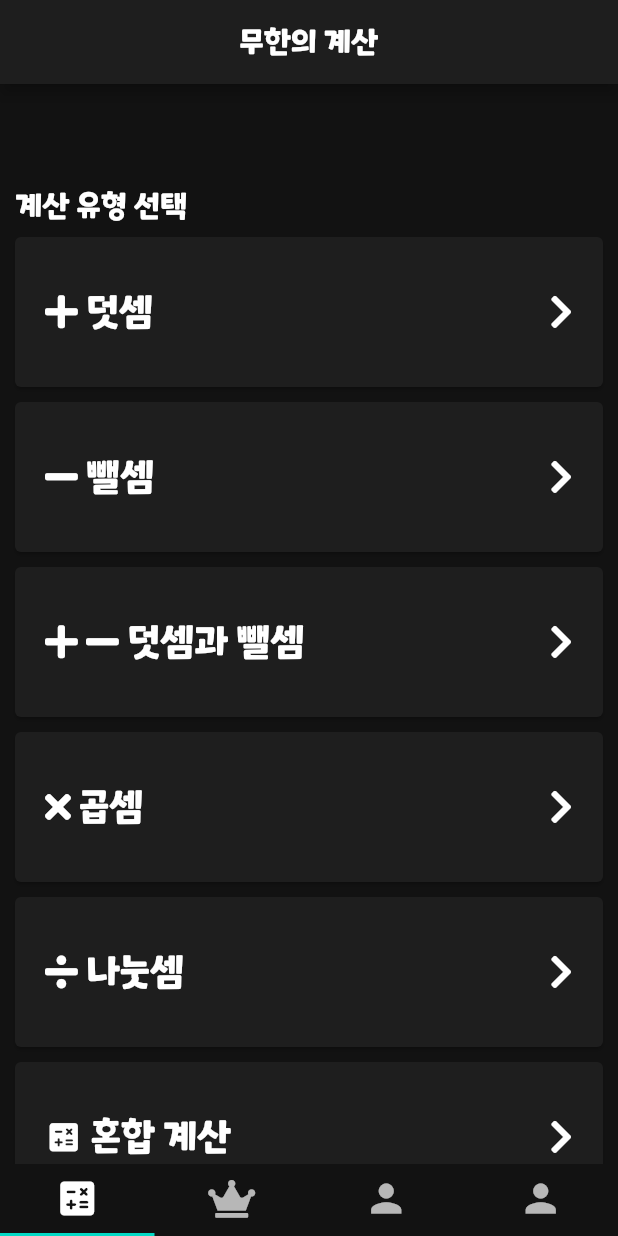
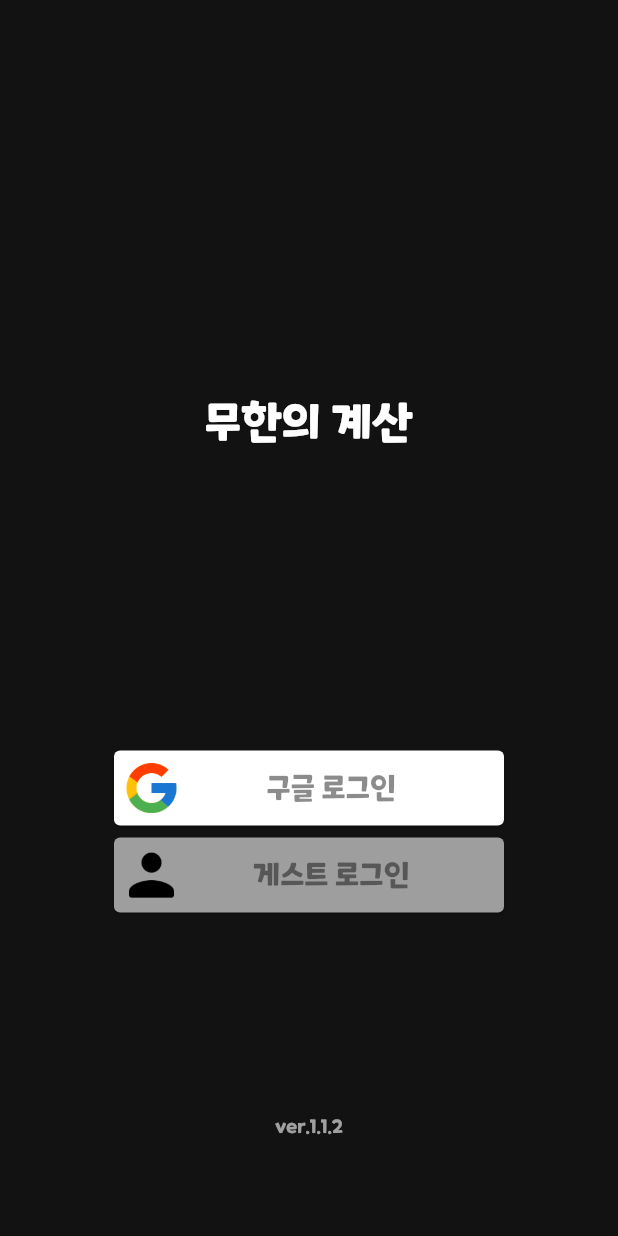
Before and after one commit to mangogumamath/math-app, a Flutter app: the screen it shows after launch, on a phone screen of 412 x 824 dp. Run offline on Flutter 3.47's test engine with Material 2 defaults, Android fonts, the phone set to English and light mode, and no system bars; drawn by our look-alikes of google_mobile_ads; our stand-ins replace cloud_firestore, firebase_auth, firebase_core, font_awesome_flutter, google_sign_in, modal_progress_hud_nsn and 1 more; missing offline and left inert: fraction, math_parser; accounts and stored records are empty.

Commit message:
UI 변경

```diff
--- a/lib/main.dart
+++ b/lib/main.dart
@@ -1,13 +1,8 @@
-import 'package:calculation_game/model/admob.dart';
 import 'package:calculation_game/model/user_data.dart';
-import 'package:calculation_game/screens/calculation_main_screen.dart';
-import 'package:calculation_game/screens/leaderboard_screen.dart';
-import 'package:calculation_game/screens/my_screen.dart';
-import 'package:calculation_game/screens/test/testpage.dart';
+import 'package:calculation_game/screens/first_login_screen.dart';
 import 'package:firebase_core/firebase_core.dart';
 import 'package:flutter/cupertino.dart';
 import 'package:flutter/material.dart';
-import 'package:font_awesome_flutter/font_awesome_flutter.dart';
 import 'package:google_mobile_ads/google_mobile_ads.dart';
 import 'package:provider/provider.dart';
 
@@ -15,31 +10,17 @@ Future<void> main() async {
   WidgetsFlutterBinding.ensureInitialized();
   MobileAds.instance.initialize();
   await Firebase.initializeApp();
-  runApp(const CalculationGame());
+  runApp(const MyApp());
 }
 
-class CalculationGame extends StatefulWidget {
-  const CalculationGame({Key? key}) : super(key: key);
+class MyApp extends StatefulWidget {
+  const MyApp({Key? key}) : super(key: key);
 
-  // This widget is the root of your application.
   @override
-  State<CalculationGame> createState() => _CalculationGameState();
+  _MyAppState createState() => _MyAppState();
 }
 
-class _CalculationGameState extends State<CalculationGame> {
-  String fontFamily = 'ONEMobilePOP';
-
-  int _widgetIndex = 0;
-
-  AdMob adMob = AdMob();
-
-  @override
-  void initState() {
-    // TODO: implement initState
-    super.initState();
-    adMob.myBanner.load();
-  }
-
+class _MyAppState extends State<MyApp> {
   @override
   Widget build(BuildContext context) {
     return ChangeNotifierProvider<UserData>(
@@ -69,88 +50,7 @@ class _CalculationGameState extends State<CalculationGame> {
             brightness: Brightness.dark,
           ),
         ),
-
-        //ThemeData.dark().copyWith(
-        //           textTheme: TextTheme(
-        //             headline1: TextStyle(fontFamily: fontFamily),
-        //             subtitle1: TextStyle(fontFamily: fontFamily),
-        //             bodyText1: TextStyle(fontFamily: fontFamily),
-        //             bodyText2: TextStyle(fontFamily: fontFamily),
-        //             subtitle2: TextStyle(fontFamily: fontFamily),
-        //             button: TextStyle(fontFamily: fontFamily),
-        //             headline2: TextStyle(fontFamily: fontFamily),
-        //             caption: TextStyle(fontFamily: fontFamily),
-        //             overline: TextStyle(fontFamily: fontFamily),
-        //             headline3: TextStyle(fontFamily: fontFamily),
-        //             headline4: TextStyle(fontFamily: fontFamily),
-        //             headline5: TextStyle(fontFamily: fontFamily),
-        //             headline6: TextStyle(fontFamily: fontFamily),
-        //           ),
-        //           // buttonTheme: ButtonThemeData(buttonColor: Color(0xFF03DAC5)),
-        //         ),
-        home: DefaultTabController(
-            length: 4,
-            child: Scaffold(
-              appBar: AppBar(
-                title: const Center(child: Text('무한의 계산')),
-              ),
-// TabBarView
-              body: IndexedStack(
-                index: _widgetIndex,
-                children: [
-// HomeScreen(),
-                  CalculationMainScreen(),
-                  LeaderBoardScreen(),
-                  MyScreen(),
-                  TestPage(),
-                ],
-              ),
-              bottomNavigationBar: Column(
-                mainAxisSize: MainAxisSize.min,
-// mainAxisAlignment: MainAxisAlignment.end,
-                children: [
-                  TabBar(
-// indicatorColor: Colors.deepPurpleAccent,
-                      onTap: (index) {
-                        {
-                          setState(() {
-                            _widgetIndex = index;
-                          });
-                        }
-                      },
-                      tabs: const [
-                        Tab(
-                          icon: Icon(
-                            Icons.calculate_rounded,
-                            size: 30.0,
-                          ),
-// text: 'chat',
-                        ),
-                        Tab(
-                          icon: FaIcon(
-                            FontAwesomeIcons.crown,
-                            size: 25.0,
-                          ),
-                          // text: '홈',
-                        ),
-                        Tab(
-                          icon: Icon(
-                            Icons.person,
-                            size: 30.0,
-                          ),
-// text: 'my',
-                        ),
-                        Tab(
-                          icon: Icon(
-                            Icons.person,
-                            size: 30.0,
-                          ),
-// text: 'my',
-                        ),
-                      ]),
-                ],
-              ),
-            )),
+        home: const FirstLoginScreen(),
       ),
     );
   }
--- a/lib/model/admob.dart
+++ b/lib/model/admob.dart
@@ -27,8 +27,8 @@ class AdMob {
     myBanner = BannerAd(
       adUnitId: adUnitIdBanner,
       size: AdSize.banner,
-      request: AdRequest(),
-      listener: BannerAdListener(),
+      request: const AdRequest(),
+      listener: const BannerAdListener(),
     );
     adWidget = AdWidget(ad: myBanner);
     adContainer = Container(
@@ -42,7 +42,7 @@ class AdMob {
   void showInterstitialAd() {
     InterstitialAd.load(
         adUnitId: adUnitIdInterstitial,
-        request: AdRequest(),
+        request: const AdRequest(),
         adLoadCallback: InterstitialAdLoadCallback(
           onAdLoaded: (InterstitialAd ad) {
             // Keep a reference to the ad so you can show it later.
--- a/lib/screens/calculation_main_screen.dart
+++ b/lib/screens/calculation_main_screen.dart
@@ -32,7 +32,7 @@ class _CalculationMainScreenState extends State<CalculationMainScreen> {
           const SizedBox(
             height: 10.0,
           ),
-          adMob.adContainer,
+          // adMob.adContainer,
           const Padding(
             padding: EdgeInsets.all(10.0),
             child: Text(
--- /dev/null
+++ b/lib/screens/first_login_screen.dart
@@ -0,0 +1,192 @@
+import 'package:calculation_game/model/user_data.dart';
+import 'package:calculation_game/screens/main_screen.dart';
+import 'package:firebase_auth/firebase_auth.dart';
+import 'package:flutter/material.dart';
+import 'package:google_sign_in/google_sign_in.dart';
+import 'package:provider/provider.dart';
+
+class FirstLoginScreen extends StatefulWidget {
+  const FirstLoginScreen({Key? key}) : super(key: key);
+
+  @override
+  _FirstLoginScreenState createState() => _FirstLoginScreenState();
+}
+
+class _FirstLoginScreenState extends State<FirstLoginScreen> {
+  final _auth = FirebaseAuth.instance;
+  bool isLogin = false;
+
+  Future<UserCredential> signInWithGoogle() async {
+    // Trigger the authentication flow
+    final GoogleSignInAccount? googleUser = await GoogleSignIn().signIn();
+
+    // Obtain the auth details from the request
+    final GoogleSignInAuthentication? googleAuth =
+        await googleUser?.authentication;
+
+    // Create a new credential
+    final credential = GoogleAuthProvider.credential(
+      accessToken: googleAuth?.accessToken,
+      idToken: googleAuth?.idToken,
+    );
+
+    // Once signed in, return the UserCredential
+    return await _auth.signInWithCredential(credential);
+  }
+
+  @override
+  Widget build(BuildContext context) {
+    isLogin = Provider.of<UserData>(context).isLogin;
+
+    return Scaffold(
+      body: GestureDetector(
+        behavior: HitTestBehavior.opaque,
+        // splashFactory: NoSplash.splashFactory,
+        onTap: () {
+          if (isLogin) {
+            Navigator.pushReplacement(context,
+                MaterialPageRoute(builder: (context) => const MainScreen()));
+          }
+        },
+        child: Center(
+          child: Column(
+            mainAxisAlignment: MainAxisAlignment.center,
+            // crossAxisAlignment: CrossAxisAlignment.center,
+            children: <Widget>[
+              const Expanded(flex: 4, child: SizedBox()),
+              const Text(
+                '무한의 계산',
+                style: TextStyle(fontSize: 30.0),
+              ),
+              const Expanded(flex: 3, child: SizedBox()),
+              SizedBox(
+                child: Column(
+                  mainAxisAlignment: MainAxisAlignment.center,
+                  children: [
+                    Visibility(
+                      visible: !isLogin,
+                      child: Card(
+                        color: Colors.white,
+                        child: InkWell(
+                          child: Padding(
+                            padding:
+                                const EdgeInsets.symmetric(horizontal: 5.0),
+                            child: SizedBox(
+                              height: 50.0,
+                              width: 250.0,
+                              child: Center(
+                                child: Row(
+                                  mainAxisAlignment:
+                                      MainAxisAlignment.spaceBetween,
+                                  children: const [
+                                    Image(
+                                      height: 40.0,
+                                      width: 40.0,
+                                      fit: BoxFit.cover,
+                                      image: AssetImage(
+                                          'images/google_logo_icon.png'),
+                                    ),
+                                    Text(
+                                      '구글 로그인',
+                                      style: TextStyle(
+                                          fontSize: 20.0,
+                                          color: Colors.black45),
+                                    ),
+                                    SizedBox(
+                                      width: 10.0,
+                                    ),
+                                  ],
+                                ),
+                              ),
+                            ),
+                          ),
+                          onTap: () async {
+                            try {
+                              final userCredential = await signInWithGoogle();
+                              if (userCredential.user != null) {
+                                Provider.of<UserData>(context, listen: false)
+                                    .signInUserData(userCredential.user!);
+                              }
+                            } catch (e) {
+                              print(e);
+                            }
+                          },
+                        ),
+                      ),
+                    ),
+                    Visibility(
+                      visible: !isLogin,
+                      child: Card(
+                        color: Colors.grey,
+                        child: InkWell(
+                          child: Padding(
+                            padding:
+                                const EdgeInsets.symmetric(horizontal: 5.0),
+                            child: SizedBox(
+                              height: 50.0,
+                              width: 250.0,
+                              child: Center(
+                                child: Row(
+                                  mainAxisAlignment:
+                                      MainAxisAlignment.spaceBetween,
+                                  children: const [
+                                    Image(
+                                      height: 40.0,
+                                      width: 40.0,
+                                      fit: BoxFit.cover,
+                                      image: AssetImage(
+                                          'images/anonymous_user.png'),
+                                    ),
+                                    Text(
+                                      '게스트 로그인',
+                                      style: TextStyle(
+                                          fontSize: 20.0,
+                                          color: Colors.black45),
+                                    ),
+                                    SizedBox(
+                                      width: 10.0,
+                                    ),
+                                  ],
+                                ),
+                              ),
+                            ),
+                          ),
+                          onTap: () async {
+                            try {
+                              final userCredential =
+                                  await _auth.signInAnonymously();
+                              if (userCredential.user != null) {
+                                Provider.of<UserData>(context, listen: false)
+                                    .signInUserData(userCredential.user!);
+                              }
+                            } catch (e) {
+                              print(e);
+                            }
+                          },
+                        ),
+                      ),
+                    ),
+                    Visibility(
+                      visible: isLogin,
+                      child: const Text(
+                        '아무 곳이나 누르세요',
+                        style: TextStyle(fontSize: 15.0),
+                      ),
+                    ),
+                  ],
+                ),
+              ),
+              const Expanded(flex: 2, child: SizedBox()),
+              const Text('ver.1.1.2',
+                  style: TextStyle(
+                    fontSize: 12.0,
+                    color: Color.fromRGBO(255, 255, 255, 0.6),
+                  )),
+              const Expanded(child: SizedBox()),
+            ],
+          ),
+        ),
+      ),
+    );
+  }
+}
--- a/lib/screens/leaderboard_screen.dart
+++ b/lib/screens/leaderboard_screen.dart
@@ -111,7 +111,7 @@ class _LeaderBoardScreenState extends State<LeaderBoardScreen> {
           const SizedBox(
             height: 10.0,
           ),
-          adMob.adContainer,
+          // adMob.adContainer,
           const SizedBox(
             height: 10.0,
           ),
--- a/lib/screens/my_screen.dart
+++ b/lib/screens/my_screen.dart
@@ -58,7 +58,7 @@ class _MyScreenState extends State<MyScreen> {
           const SizedBox(
             height: 10.0,
           ),
-          adMob.adContainer,
+          // adMob.adContainer,
           const SizedBox(
             height: 10.0,
           ),
```
Also changed, not shown: lib/screens/main_screen.dart (added, +100 -0 lines), pubspec.yaml (+14 -2 lines), images/anonymous_user.png (added), images/google_logo_icon.png (added), pubspec.lock, 12 other files.
